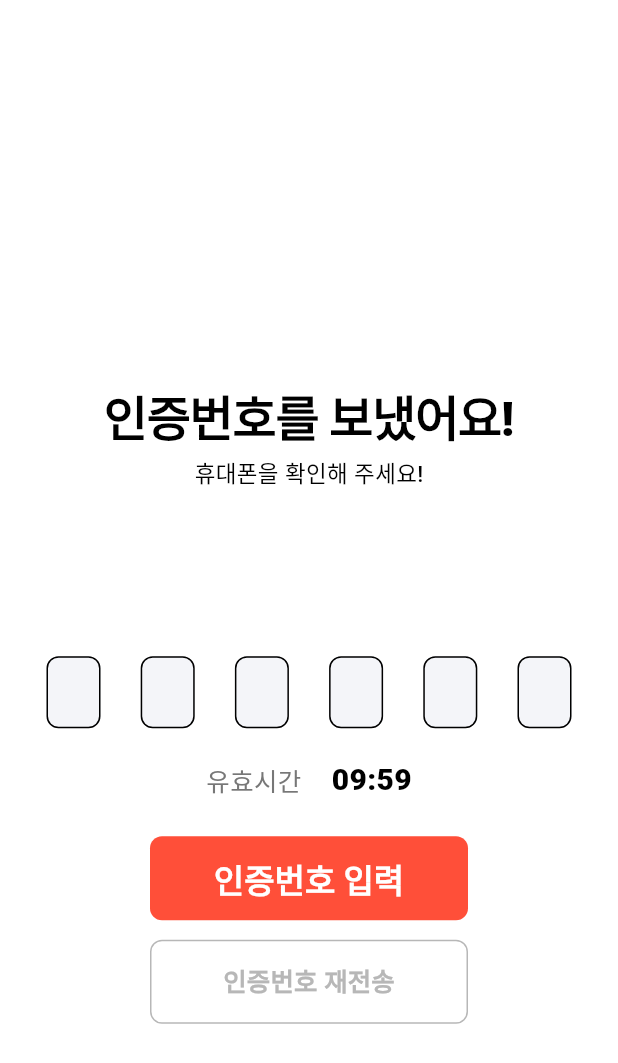
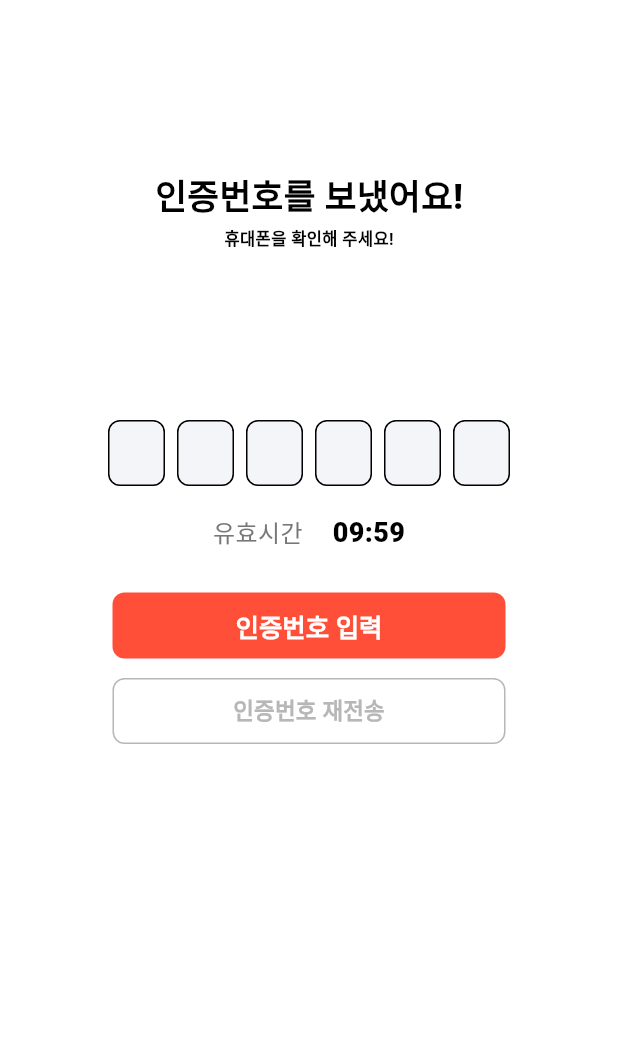
Before and after one commit to VipaForENG/Vipa_frontend, a Flutter app: the VerificationCodeScreen screen opened directly with empty values, on a phone screen of 412 x 824 dp. Shown: the top 1063 px of the screen. Run offline on Flutter 3.47's test engine with Material 3 defaults, Android fonts, the phone set to English and light mode, and no system bars; our stand-ins replace dio, fl_chart, flutter_dotenv, flutter_secure_storage, flutter_tts, get and 8 more; missing offline and left inert: kakao_flutter_sdk; accounts and stored records are empty; network calls fail; Roboto replaces fonts that are missing (Pretendard).

Commit message:
2026-06-21 기능 결함 수정

```diff
--- a/lib/controllers/auth_controller.dart
+++ b/lib/controllers/auth_controller.dart
@@ -100,7 +100,8 @@ class AuthController {
         "/users/password-recovery/send-code",
         data: {"email": email},
       );
-      return response.statusCode == 200;
+      final statusCode = response.statusCode ?? 0;
+      return statusCode >= 200 && statusCode < 300;
     } on DioException catch (e) {
       debugPrint("❌ 코드 발송 에러: ${e.response?.data ?? e.message}");
       return false;
--- a/lib/screens/level_test/level_test_screen.dart
+++ b/lib/screens/level_test/level_test_screen.dart
@@ -189,10 +189,7 @@ class _LevelTestScreenState extends State<LevelTestScreen> {
                         padding: const EdgeInsets.fromLTRB(12, 20, 12, 20),
                         decoration: BoxDecoration(
                           color: Colors.white,
-                          border: Border.all(
-                            color: const Color(0xFF2196F3),
-                            width: 2,
-                          ),
+                          borderRadius: BorderRadius.circular(7),
                           boxShadow: [
                             BoxShadow(
                               color: Colors.black.withValues(alpha: 0.18),
--- a/lib/screens/login/reset_password_screen.dart
+++ b/lib/screens/login/reset_password_screen.dart
@@ -51,7 +51,10 @@ class _ResetPasswordScreenState extends State<ResetPasswordScreen> {
       _isLoading = true;
       _emailError = null;
     });
-    final success = await AuthController.sendRecoveryCode(email);
+    final success = await AuthController.sendRecoveryCode(email).timeout(
+      const Duration(seconds: 10),
+      onTimeout: () => true,
+    );
     if (!mounted) return;
     setState(() => _isLoading = false);
 
--- a/lib/screens/login/verification_code_screen.dart
+++ b/lib/screens/login/verification_code_screen.dart
@@ -149,20 +149,20 @@ class _VerificationCodeScreenState extends State<VerificationCodeScreen> {
               ),
               child: ConstrainedBox(
                 constraints: BoxConstraints(minHeight: constraints.maxHeight),
-                child: Center(
+                child: Align(
+                  alignment: Alignment.topCenter,
                   child: ConstrainedBox(
-                    constraints: const BoxConstraints(maxWidth: 350),
+                    constraints: const BoxConstraints(maxWidth: 330),
                     child: Column(
                       children: [
-                        const SizedBox(height: 160),
+                        const SizedBox(height: 118),
                         const Text(
                           '인증번호를 보냈어요!',
                           style: TextStyle(
                             color: Colors.black,
-                            fontSize: 32,
+                            fontSize: 23,
                             height: 1,
                             fontWeight: FontWeight.w900,
-                            letterSpacing: -0.8,
                           ),
                         ),
                         const SizedBox(height: 8),
@@ -170,33 +170,42 @@ class _VerificationCodeScreenState extends State<VerificationCodeScreen> {
                           '휴대폰을 확인해 주세요!',
                           style: TextStyle(
                             color: Colors.black,
-                            fontSize: 15,
-                            fontWeight: FontWeight.w500,
+                            fontSize: 11,
+                            fontWeight: FontWeight.w700,
                           ),
                         ),
-                        const SizedBox(height: 110),
-                        Row(
-                          mainAxisAlignment: MainAxisAlignment.spaceBetween,
-                          children: List.generate(
-                            6,
-                            (index) => _CodeBox(
-                              controller: _controllers[index],
-                              focusNode: _focusNodes[index],
-                              onChanged: (value) => _onDigitChanged(value, index),
-                              onKeyEvent: (node, event) =>
-                                  _onKeyEvent(node, event, index),
-                            ),
+                        const SizedBox(height: 112),
+                        SizedBox(
+                          width: 280,
+                          child: Row(
+                            mainAxisAlignment: MainAxisAlignment.center,
+                            children: List.generate(6, (index) {
+                              return Padding(
+                                padding: EdgeInsets.only(
+                                  right: index == 5 ? 0 : 8,
+                                ),
+                                child: _CodeBox(
+                                  controller: _controllers[index],
+                                  focusNode: _focusNodes[index],
+                                  onChanged: (value) =>
+                                      _onDigitChanged(value, index),
+                                  onKeyEvent: (node, event) =>
+                                      _onKeyEvent(node, event, index),
+                                ),
+                              );
+                            }),
                           ),
                         ),
                         SizedBox(
-                          height: 20,
+                          width: 280,
+                          height: 18,
                           child: Align(
                             alignment: Alignment.centerRight,
                             child: Text(
                               _codeError ?? '',
                               style: const TextStyle(
                                 color: AppColors.primary,
-                                fontSize: 12,
+                                fontSize: 10,
                                 fontWeight: FontWeight.w700,
                               ),
                             ),
@@ -209,7 +218,7 @@ class _VerificationCodeScreenState extends State<VerificationCodeScreen> {
                               '유효시간',
                               style: TextStyle(
                                 color: Color(0xFF777777),
-                                fontSize: 17,
+                                fontSize: 16,
                               ),
                             ),
                             const SizedBox(width: 20),
@@ -217,13 +226,13 @@ class _VerificationCodeScreenState extends State<VerificationCodeScreen> {
                               _timeText,
                               style: const TextStyle(
                                 color: Colors.black,
-                                fontSize: 20,
+                                fontSize: 18,
                                 fontWeight: FontWeight.w900,
                               ),
                             ),
                           ],
                         ),
-                        const SizedBox(height: 23),
+                        const SizedBox(height: 27),
                         _VerificationButton(
                           text: _isVerifying ? '확인 중...' : '인증번호 입력',
                           filled: true,
@@ -266,8 +275,8 @@ class _CodeBox extends StatelessWidget {
   @override
   Widget build(BuildContext context) {
     return SizedBox(
-      width: 36,
-      height: 48,
+      width: 38,
+      height: 44,
       child: Focus(
         onKeyEvent: onKeyEvent,
         child: TextField(
@@ -278,7 +287,7 @@ class _CodeBox extends StatelessWidget {
           maxLength: 1,
           cursorColor: AppColors.primary,
           inputFormatters: [FilteringTextInputFormatter.digitsOnly],
-          style: const TextStyle(fontSize: 26, fontWeight: FontWeight.w500),
+          style: const TextStyle(fontSize: 24, fontWeight: FontWeight.w700),
           decoration: InputDecoration(
             counterText: '',
             contentPadding: EdgeInsets.zero,
@@ -316,8 +325,8 @@ class _VerificationButton extends StatelessWidget {
   @override
   Widget build(BuildContext context) {
     return SizedBox(
-      width: 212,
-      height: 56,
+      width: 262,
+      height: 44,
       child: filled
           ? ElevatedButton(
               onPressed: onPressed,
@@ -334,7 +343,7 @@ class _VerificationButton extends StatelessWidget {
               child: Text(
                 text,
                 style: const TextStyle(
-                  fontSize: 22,
+                  fontSize: 17,
                   fontWeight: FontWeight.w900,
                 ),
               ),
@@ -351,7 +360,7 @@ class _VerificationButton extends StatelessWidget {
               child: Text(
                 text,
                 style: const TextStyle(
-                  fontSize: 17,
+                  fontSize: 15,
                   fontWeight: FontWeight.w700,
                 ),
               ),
--- a/lib/screens/vocabulary/vocabulary_result_screen.dart
+++ b/lib/screens/vocabulary/vocabulary_result_screen.dart
@@ -86,12 +86,12 @@ class VocabularyResultScreen extends StatelessWidget {
                 ),
                 const SizedBox(height: 11),
                 _ResultButton(
-                  text: '오늘의 어휘로 돌아가기',
+                  text: '홈으로 돌아가기',
                   color: const Color(0xFFFF806B),
                   onPressed: () => Navigator.pushNamedAndRemoveUntil(
                     context,
-                    AppRoutes.vocabularyDashboard,
-                    (route) => route.settings.name == AppRoutes.home,
+                    AppRoutes.home,
+                    (_) => false,
                   ),
                 ),
               ],
```
Also changed, not shown: lib/screens/conversation/chat/conversation_chat_screen.dart (+8 -3 lines), lib/screens/conversation/chat/conversation_provider.dart (+8 -14 lines), lib/screens/conversation/chat/conversation_result_screen.dart (+6 -2 lines), lib/screens/vocabulary/vocabulary_dashboard_provider.dart (+4 -4 lines), lib/screens/vocabulary/vocabulary_dashboard_screen.dart (+8 -7 lines), lib/screens/vocabulary/vocabulary_screen.dart (+41 -6 lines), pubspec.lock, 12 other files.
